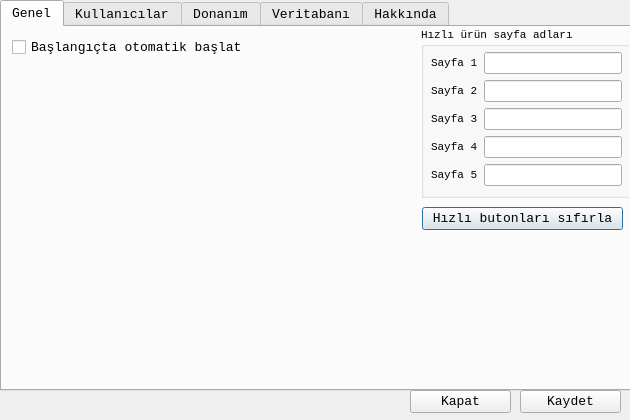
The window that ayarlardialog.ui (mamoo81/bhss) describes before a commit, drawn with Qt 5.
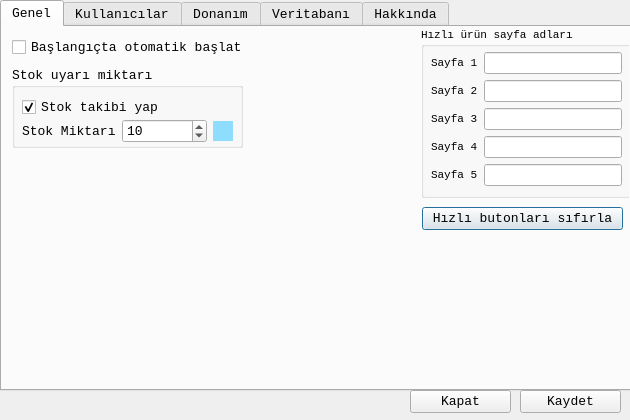
The same window after the commit. The open tabs and pages were chosen to show the change. Icons and pictures are not drawn.

```diff
--- a/ayarlardialog.ui
+++ b/ayarlardialog.ui
@@ -174,6 +174,83 @@
       <string>Hızlı butonları sıfırla</string>
      </property>
     </widget>
+    <widget class="QGroupBox" name="groupBox_8">
+     <property name="geometry">
+      <rect>
+       <x>10</x>
+       <y>40</y>
+       <width>231</width>
+       <height>81</height>
+      </rect>
+     </property>
+     <property name="title">
+      <string>Stok uyarı miktarı</string>
+     </property>
+     <widget class="QCheckBox" name="StokTakibicheckBox">
+      <property name="geometry">
+       <rect>
+        <x>10</x>
+        <y>30</y>
+        <width>211</width>
+        <height>21</height>
+       </rect>
+      </property>
+      <property name="text">
+       <string>Stok takibi yap</string>
+      </property>
+      <property name="checked">
+       <bool>true</bool>
+      </property>
+     </widget>
+     <widget class="QWidget" name="">
+      <property name="geometry">
+       <rect>
+        <x>10</x>
+        <y>50</y>
+        <width>211</width>
+        <height>28</height>
+       </rect>
+      </property>
+      <layout class="QHBoxLayout" name="horizontalLayout_4">
+       <item>
+        <widget class="QLabel" name="label_34">
+         <property name="text">
+          <string>Stok Miktarı</string>
+         </property>
+        </widget>
+       </item>
+       <item>
+        <widget class="QSpinBox" name="StokMiktarspinBox">
+         <property name="minimum">
+          <number>1</number>
+         </property>
+         <property name="maximum">
+          <number>9999</number>
+         </property>
+         <property name="value">
+          <number>10</number>
+         </property>
+        </widget>
+       </item>
+       <item>
+        <widget class="QLabel" name="label_35">
+         <property name="maximumSize">
+          <size>
+           <width>20</width>
+           <height>20</height>
+          </size>
+         </property>
+         <property name="styleSheet">
+          <string notr="true">background-color: rgb(142, 221, 255);</string>
+         </property>
+         <property name="text">
+          <string/>
+         </property>
+        </widget>
+       </item>
+      </layout>
+     </widget>
+    </widget>
    </widget>
    <widget class="QWidget" name="tabKullanicilar">
     <attribute name="title">
```
Left out of the diff: 4 changed lines with no effect on the pictures.
